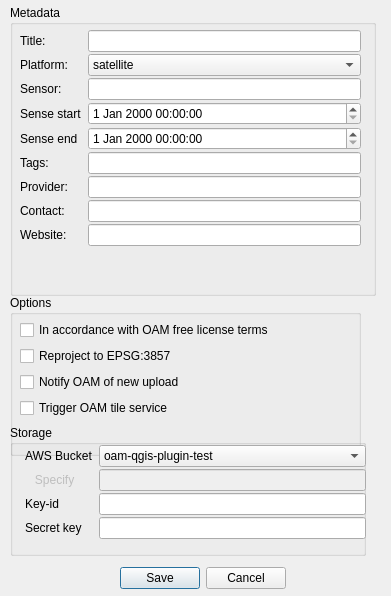
hotosm/oam-qgis-plugin, file OpenAerialMap/gui/ui/setting_dialog.ui: the form before one commit.
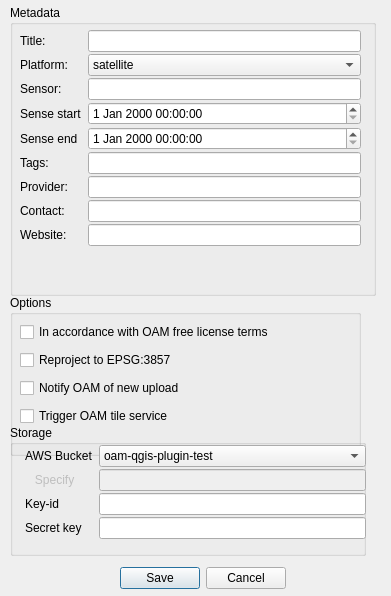
The form after the commit.

```diff
--- a/OpenAerialMap/gui/ui/setting_dialog.ui
+++ b/OpenAerialMap/gui/ui/setting_dialog.ui
@@ -47,7 +47,7 @@
       <x>10</x>
       <y>25</y>
       <width>341</width>
-      <height>256</height>
+      <height>271</height>
      </rect>
     </property>
     <layout class="QFormLayout" name="formLayout_1">
@@ -225,7 +225,7 @@
       <x>10</x>
       <y>25</y>
       <width>341</width>
-      <height>100</height>
+      <height>108</height>
      </rect>
     </property>
     <layout class="QVBoxLayout" name="verticalLayout">
```
Left out of the diff: 8 changed lines with no effect on the pictures.
